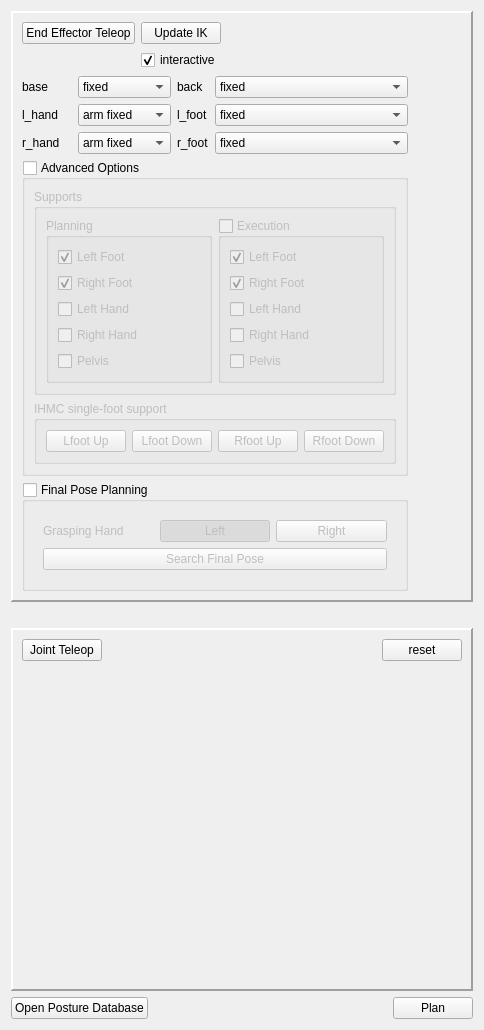
Qt form src/app/ddTeleopPanel.ui (RobotLocomotion/director) before a commit.
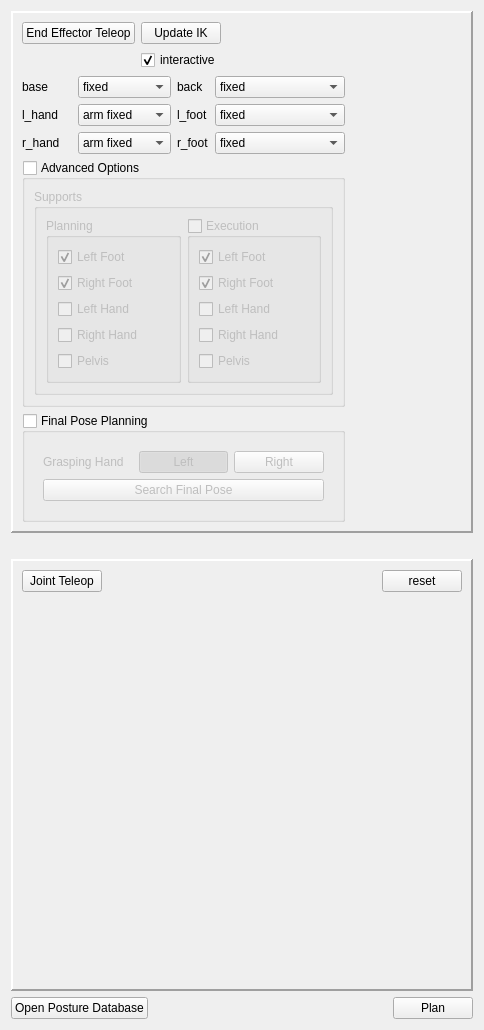
The same form after that commit.

Commit message: rm buttons

```diff
--- a/src/app/ddTeleopPanel.ui
+++ b/src/app/ddTeleopPanel.ui
@@ -587,55 +587,6 @@
            </layout>
           </widget>
          </item>
-         <item>
-          <widget class="QGroupBox" name="groupBox_3">
-           <property name="title">
-            <string>IHMC single-foot support</string>
-           </property>
-           <layout class="QHBoxLayout" name="horizontalLayout_2">
-            <item>
-             <widget class="QPushButton" name="lFootUpButton">
-              <property name="sizePolicy">
-               <sizepolicy hsizetype="Maximum" vsizetype="Fixed">
-                <horstretch>0</horstretch>
-                <verstretch>0</verstretch>
-               </sizepolicy>
-              </property>
-              <property name="text">
-               <string>Lfoot Up</string>
-              </property>
-             </widget>
-            </item>
-            <item>
-             <widget class="QPushButton" name="lFootDownButton">
-              <property name="sizePolicy">
-               <sizepolicy hsizetype="Maximum" vsizetype="Fixed">
-                <horstretch>0</horstretch>
-                <verstretch>0</verstretch>
-               </sizepolicy>
-              </property>
-              <property name="text">
-               <string>Lfoot Down</string>
-              </property>
-             </widget>
-            </item>
-            <item>
-             <widget class="QPushButton" name="rFootUpButton">
-              <property name="text">
-               <string>Rfoot Up</string>
-              </property>
-             </widget>
-            </item>
-            <item>
-             <widget class="QPushButton" name="rFootDownButton">
-              <property name="text">
-               <string>Rfoot Down</string>
-              </property>
-             </widget>
-            </item>
-           </layout>
-          </widget>
-         </item>
         </layout>
        </widget>
       </item>
```
The commit also changes 1 other file.
